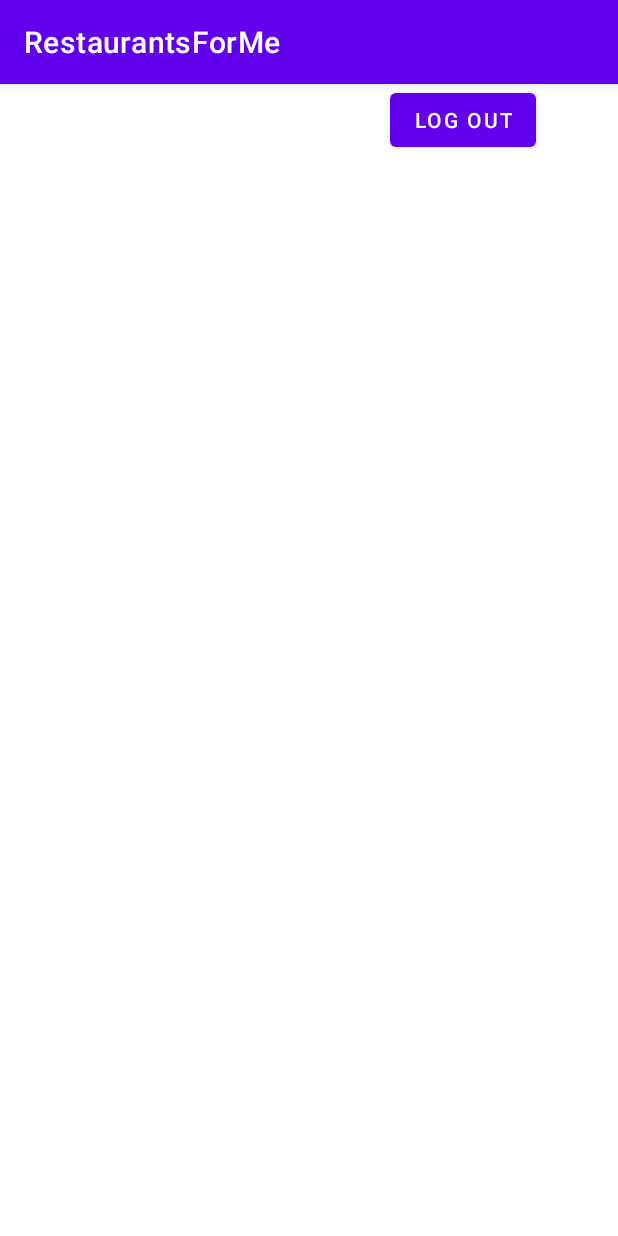
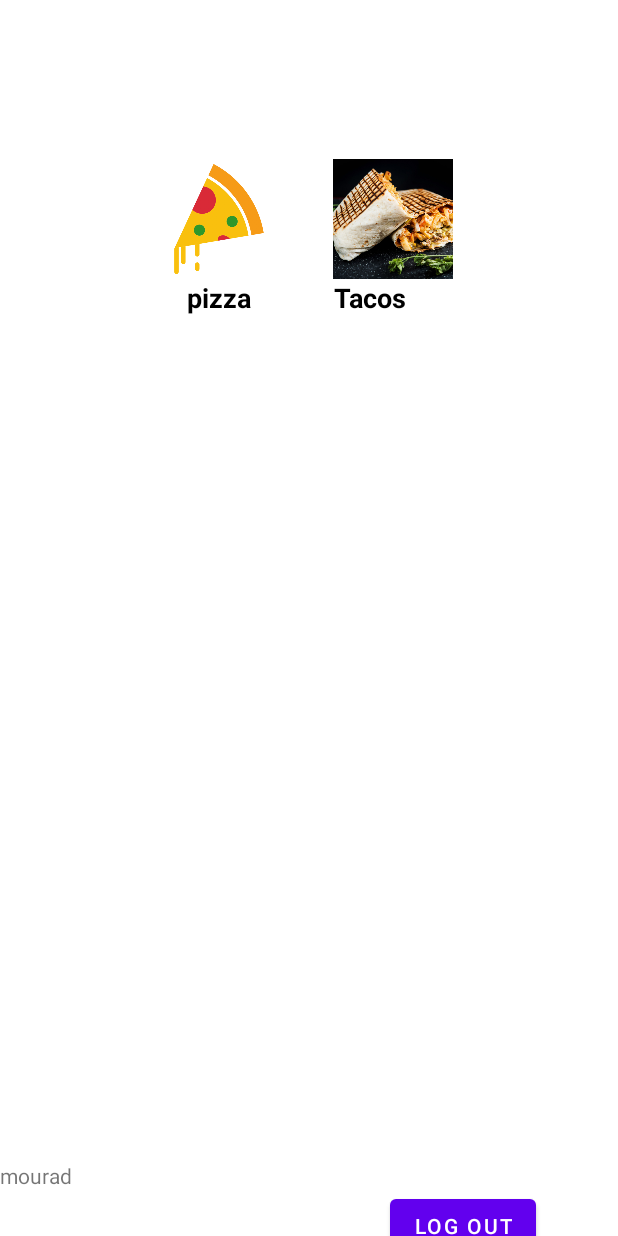
Before and after one commit to mourad244/RestaurantsForMe, an Android app: the SecondActivity screen opened directly, with no data from a screen before it, on a phone screen of 412 x 824 dp. Run offline under Robolectric (Android 15) with nearby library versions, the phone set to English and light mode, and no system bars.

Commit message:
working on sqllite

```diff
--- a/app/build.gradle
+++ b/app/build.gradle
@@ -30,10 +30,12 @@ android {
 
 dependencies {
 
+    implementation "androidx.cardview:cardview:1.0.0"
     implementation 'androidx.appcompat:appcompat:1.2.0'
     implementation 'com.google.android.material:material:1.3.0'
     implementation 'com.google.android.gms:play-services-maps:17.0.0'
     implementation 'androidx.constraintlayout:constraintlayout:2.0.4'
+    implementation 'androidx.cardview:cardview:1.0.0'
     testImplementation 'junit:junit:4.+'
     androidTestImplementation 'androidx.test.ext:junit:1.1.2'
     androidTestImplementation 'androidx.test.espresso:espresso-core:3.3.0'
--- /dev/null
+++ b/app/src/main/java/com/hfad/restaurantsforme/CategorieFood.java
@@ -0,0 +1,28 @@
+package com.hfad.restaurantsforme;
+
+public class CategorieFood {
+    private int image;
+    private String nom;
+
+    public CategorieFood(int image, String nom){
+        this.image = image;
+        this.nom = nom;
+    }
+
+    public int getImage() {
+        return image;
+    }
+
+    public void setImage(int image) {
+        this.image = image;
+    }
+
+    public String getNom() {
+        return nom;
+    }
+
+    public void setNom(String nom) {
+        this.nom = nom;
+    }
+
+}
--- /dev/null
+++ b/app/src/main/java/com/hfad/restaurantsforme/SQLiteDatabaseHandler.java
@@ -0,0 +1,26 @@
+package com.hfad.restaurantsforme;
+
+import android.content.Context;
+import android.database.sqlite.SQLiteDatabase;
+import android.database.sqlite.SQLiteOpenHelper;
+
+public class SQLiteDatabaseHandler extends SQLiteOpenHelper {
+
+    private static final int DATABASE_VERSION =1;
+    private static final String DATABASE_NAME = "RestauInfo";
+    private static final String TABLE_CATEGORIE_FOOD = "categorie_food";
+
+
+    public SQLiteDatabaseHandler(Context context){
+        super(context,DATABASE_NAME,null,DATABASE_VERSION);
+    }
+    @Override
+    public void onCreate(SQLiteDatabase db) {
+
+    }
+
+    @Override
+    public void onUpgrade(SQLiteDatabase db, int oldVersion, int newVersion) {
+
+    }
+}
--- a/app/src/main/java/com/hfad/restaurantsforme/SecondActivity.java
+++ b/app/src/main/java/com/hfad/restaurantsforme/SecondActivity.java
@@ -6,24 +6,25 @@ import android.content.Intent;
 import android.content.SharedPreferences;
 import android.os.Bundle;
 import android.view.View;
-import android.widget.AdapterView;
-import android.widget.ListView;
-import android.widget.TextView;
 
-import java.util.ArrayList;
-
-import butterknife.BindView;
-import butterknife.ButterKnife;
 public class SecondActivity extends AppCompatActivity {
     public static String  PREFS_NAME="mypre";
 
     String user;
 
     @Override
+
     protected void onCreate(Bundle savedInstanceState) {
         super.onCreate(savedInstanceState);
+    }
+
+    @Override
+    protected void onResume() {
+        super.onResume();
         setContentView(R.layout.activity_second);
+
     }
+
     public void logout(View view){
         SharedPreferences sharedPrefs =getSharedPreferences(PREFS_NAME,MODE_PRIVATE);
         SharedPreferences.Editor editor = sharedPrefs.edit();
--- a/app/src/main/res/layout/activity_second.xml
+++ b/app/src/main/res/layout/activity_second.xml
@@ -6,7 +6,83 @@
     android:layout_height="match_parent"
     android:orientation="vertical"
     tools:context=".SecondActivity"
+    android:weightSum="8"
     >
+
+    <GridLayout
+        android:id="@+id/mainGrid"
+        android:rowCount="3"
+        android:columnCount="2"
+        android:alignmentMode="alignMargins"
+        android:columnOrderPreserved="false"
+        android:layout_weight="6"
+        android:layout_width="match_parent"
+        android:layout_height="match_parent"
+        android:padding="90dp">
+
+        <!-- ROW 1  -->
+        <!-- COLUMN 1  -->
+
+
+        <LinearLayout
+            android:layout_gravity="center_horizontal|center_vertical"
+            android:layout_margin="16dp"
+            android:orientation="vertical"
+            android:layout_width="wrap_content"
+            android:layout_height="wrap_content"
+            >
+            <ImageView
+                android:layout_width="80dp"
+                android:layout_height="80dp"
+                android:id="@+id/img_pizza"
+                android:src="@drawable/pizza_icon"
+
+                android:contentDescription="@string/pizza"
+                />
+            <TextView
+                android:textAlignment="center"
+                android:text="pizza"
+                android:textColor="#000"
+                android:textSize="18sp"
+                android:textStyle="bold"
+                android:layout_width="match_parent"
+                android:layout_height="match_parent"
+                />
+        </LinearLayout>
+
+        <!-- COLUMN 2  -->
+
+        <LinearLayout
+            android:layout_gravity="center_horizontal|center_vertical"
+            android:layout_margin="16dp"
+            android:orientation="vertical"
+            android:layout_width="wrap_content"
+            android:layout_height="wrap_content">
+
+            <ImageView
+                android:layout_width="80dp"
+                android:layout_height="80dp"
+                android:id="@+id/img_tacos"
+                android:src="@drawable/tacos_icon"
+                />
+            <TextView
+                android:textAlignment="center"
+                android:text="Tacos"
+                android:textColor="#000"
+                android:textSize="18sp"
+                android:textStyle="bold"
+                android:layout_width="wrap_content"
+                android:layout_height="wrap_content"/>
+        </LinearLayout>
+    </GridLayout>
+
+
+    <TextView
+        android:layout_width="wrap_content"
+        android:layout_height="wrap_content"
+        android:text="mourad"
+        />
+
     <Button
         android:id="@+id/btlogout"
         android:layout_width="wrap_content"
@@ -14,14 +90,9 @@
         android:layout_marginLeft="260dp"
         android:onClick="logout"
         android:text="Log out"
-        android:layout_below="@+id/txtuser"
-        />
-    <TextView
-        android:id="@+id/txtuser"
-        android:layout_width="wrap_content"
-        android:layout_height="wrap_content"
-        android:layout_marginBottom="20dip"
+
         />
 
 
+
 </LinearLayout>
--- a/app/src/main/res/values/strings.xml
+++ b/app/src/main/res/values/strings.xml
@@ -8,4 +8,5 @@
     <string name="btnLog">LOGIN</string>
     <string name="password">Password</string>
     <string name="nom">Name</string>
+    <string name="pizza">pizza</string>
 </resources>
--- a/app/src/main/res/values/themes.xml
+++ b/app/src/main/res/values/themes.xml
@@ -1,6 +1,6 @@
 <resources xmlns:tools="http://schemas.android.com/tools">
     <!-- Base application theme. -->
-    <style name="Theme.RestaurantsForMe" parent="Theme.MaterialComponents.DayNight.DarkActionBar">
+    <style name="Theme.RestaurantsForMe" parent="Theme.MaterialComponents.DayNight.NoActionBar">
         <!-- Primary brand color. -->
         <item name="colorPrimary">@color/purple_500</item>
         <item name="colorPrimaryVariant">@color/purple_700</item>
```
Also changed, not shown: app/src/main/res/drawable/pizza_icon.png (added), app/src/main/res/drawable/tacos_icon.jpeg (added).
